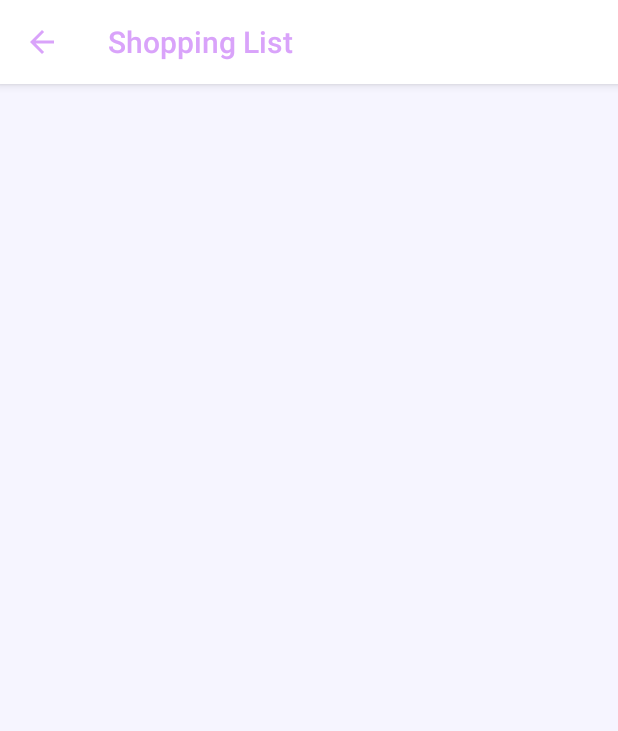
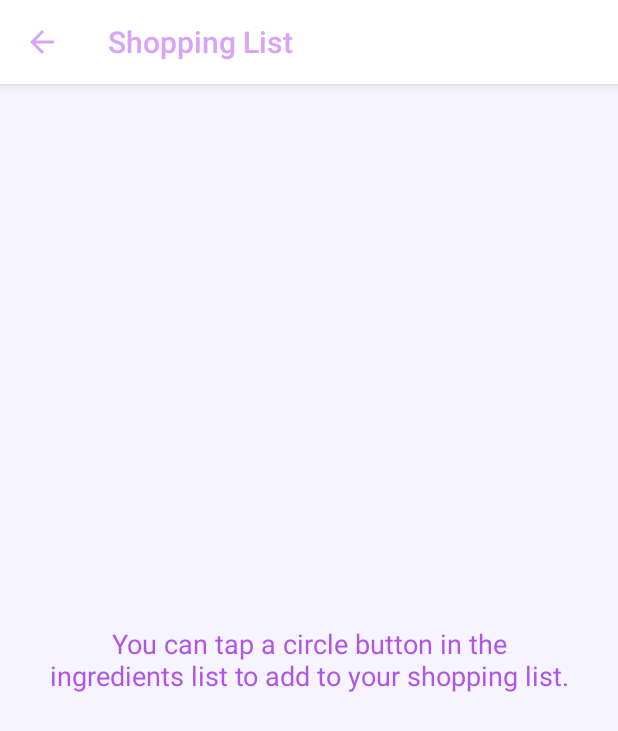
Before and after one commit to sooshin/android-baking-app, an Android app: the ShoppingActivity screen opened directly, with no data from a screen before it, on a phone screen of 412 x 824 dp. Shown: the top 731 px of the screen. Run offline under Robolectric (Android 15) with nearby library versions, the phone set to English and light mode, and no system bars; our stand-ins replace Room's generated code, Timber, data binding; 2 statements that could not run were skipped.

Commit message:
feat: Show an empty view in ShoppingActivity

```diff
--- a/app/src/main/java/com/example/android/bakingapp/ui/shopping/ShoppingActivity.java
+++ b/app/src/main/java/com/example/android/bakingapp/ui/shopping/ShoppingActivity.java
@@ -11,6 +11,7 @@ import android.support.v7.widget.LinearLayoutManager;
 import android.support.v7.widget.RecyclerView;
 import android.support.v7.widget.helper.ItemTouchHelper;
 import android.view.MenuItem;
+import android.view.View;
 
 import com.example.android.bakingapp.AppExecutors;
 import com.example.android.bakingapp.R;
@@ -79,6 +80,14 @@ public class ShoppingActivity extends AppCompatActivity {
             @Override
             public void onChanged(@Nullable List<ShoppingListEntry> shoppingListEntries) {
                 mShoppingAdapter.setShoppingList(shoppingListEntries);
+
+                // When the shopping list is empty, show an empty view, otherwise, make the
+                // shopping list view visible.
+                if (shoppingListEntries == null || shoppingListEntries.size() == 0) {
+                    showEmptyView();
+                } else {
+                    showShoppingView();
+                }
             }
         });
     }
@@ -137,4 +146,24 @@ public class ShoppingActivity extends AppCompatActivity {
                 return super.onOptionsItemSelected(item);
         }
     }
+
+    /**
+     * This method will make the view for the shopping list visible.
+     */
+    private void showShoppingView() {
+        // First, hide an empty view
+        mShoppingBinding.tvEmptyShopping.setVisibility(View.GONE);
+        // Then, make sure the shopping list data is visible
+        mShoppingBinding.rvShopping.setVisibility(View.VISIBLE);
+    }
+
+    /**
+     * When the shopping list is empty, show an empty view.
+     */
+    private void showEmptyView() {
+        // First, hide the view for the shopping list
+        mShoppingBinding.rvShopping.setVisibility(View.GONE);
+        // Then, show an empty view
+        mShoppingBinding.tvEmptyShopping.setVisibility(View.VISIBLE);
+    }
 }
--- a/app/src/main/res/layout/activity_shopping.xml
+++ b/app/src/main/res/layout/activity_shopping.xml
@@ -3,13 +3,26 @@
 
     <FrameLayout
         android:layout_width="match_parent"
-        android:layout_height="match_parent">
+        android:layout_height="match_parent"
+        android:background="@color/color_background">
 
         <android.support.v7.widget.RecyclerView
             android:id="@+id/rv_shopping"
             android:layout_width="match_parent"
-            android:layout_height="match_parent"
-            android:background="@color/color_background" />
+            android:layout_height="match_parent" />
+
+        <!-- Empty view -->
+        <TextView
+            android:id="@+id/tv_empty_shopping"
+            android:layout_width="wrap_content"
+            android:layout_height="wrap_content"
+            android:layout_gravity="center"
+            android:textAlignment="center"
+            android:padding="@dimen/padding_shopping_empty"
+            android:textSize="18sp"
+            android:visibility="gone"
+            android:textColor="@color/purple"
+            android:text="@string/empty_view_shopping" />
 
     </FrameLayout>
 </layout>
--- a/app/src/main/res/values/dimens.xml
+++ b/app/src/main/res/values/dimens.xml
@@ -26,6 +26,9 @@
     <!-- The divider width -->
     <dimen name="width_divider">1dp</dimen>
 
+    <!-- A margin for empty view -->
+    <dimen name="padding_shopping_empty">32dp</dimen>
+
     <!--
 Refer to App Widget Documentation for margin information
 http://developer.android.com/guide/topics/appwidgets/index.html#CreatingLayout
--- a/app/src/main/res/values/strings.xml
+++ b/app/src/main/res/values/strings.xml
@@ -52,4 +52,8 @@
     <string name="snackbar_no_internet">No Internet Connection!</string>
     <string name="snackbar_connected_internet">Connected to the Internet</string>
 
+    <!-- Text for the empty view displayed when the shopping list is empty -->
+    <string name="empty_view_shopping">You can tap a circle button in the ingredients list
+        to add to your shopping list.</string>
+
 </resources>
```
